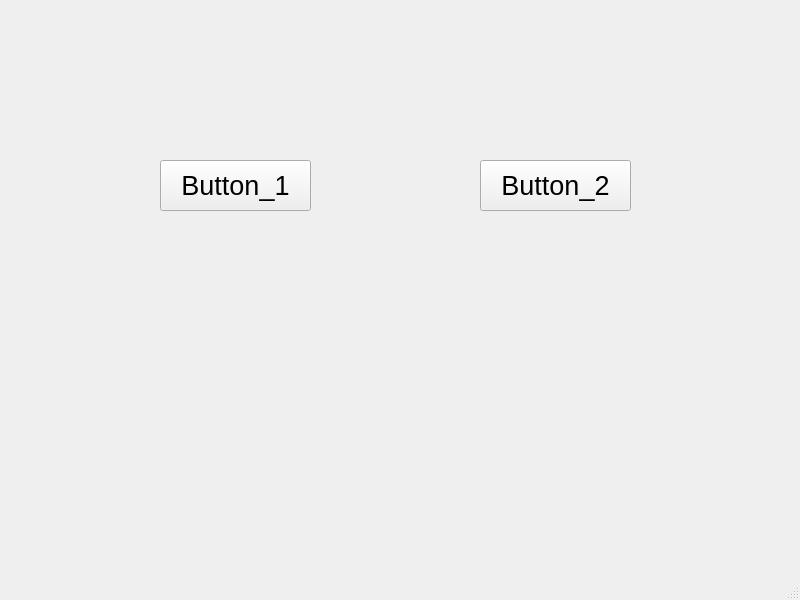
Above: qt_p_1_d.ui from k-bar-n/qt before the change. Below: the same form after it.
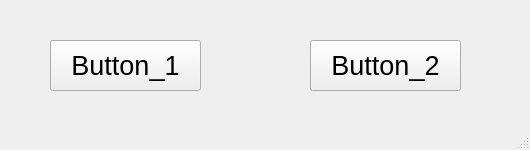
That is the form after the change.

Patch:
```diff
--- a/qt_p_1_d.ui
+++ b/qt_p_1_d.ui
@@ -6,10 +6,16 @@
    <rect>
     <x>0</x>
     <y>0</y>
-    <width>800</width>
-    <height>600</height>
+    <width>530</width>
+    <height>150</height>
    </rect>
   </property>
+  <property name="minimumSize">
+   <size>
+    <width>530</width>
+    <height>150</height>
+   </size>
+  </property>
   <property name="windowTitle">
    <string>MainWindow</string>
   </property>
@@ -17,8 +23,8 @@
    <widget class="QPushButton" name="Button_1">
     <property name="geometry">
      <rect>
-      <x>160</x>
-      <y>160</y>
+      <x>50</x>
+      <y>40</y>
       <width>151</width>
       <height>51</height>
      </rect>
@@ -35,8 +41,8 @@
    <widget class="QPushButton" name="Button_2">
     <property name="geometry">
      <rect>
-      <x>480</x>
-      <y>160</y>
+      <x>310</x>
+      <y>40</y>
       <width>151</width>
       <height>51</height>
      </rect>
```
Left out of the diff: 10 changed lines with no effect on the pictures.
